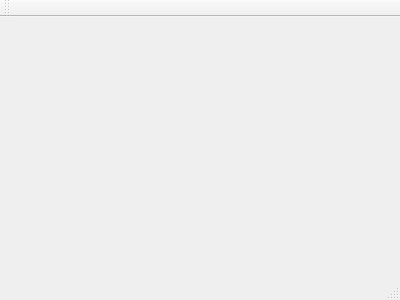
Above: day09/smarthome_app/mainwindow.ui from Chris-hyx/mysmarthome before the change. Below: the same form after it.
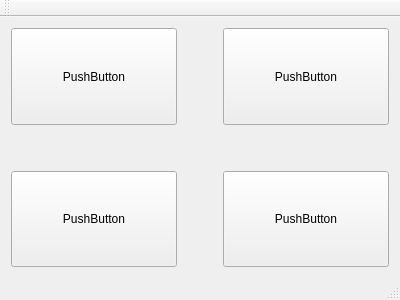
That is the form after the change.

What changed in the file:
```diff
--- a/day09/smarthome_app/mainwindow.ui
+++ b/day09/smarthome_app/mainwindow.ui
@@ -12,13 +12,139 @@
   <property name="windowTitle" >
    <string>MainWindow</string>
   </property>
-  <widget class="QMenuBar" name="menuBar" />
-  <widget class="QToolBar" name="mainToolBar" />
-  <widget class="QWidget" name="centralWidget" />
-  <widget class="QStatusBar" name="statusBar" />
+  <widget class="QWidget" name="centralWidget">
+   <layout class="QVBoxLayout" name="verticalLayout">
+    <item>
+     <layout class="QHBoxLayout" name="horizontalLayout">
+      <item>
+       <widget class="QPushButton" name="pushButton">
+        <property name="sizePolicy">
+         <sizepolicy hsizetype="Preferred" vsizetype="Preferred">
+          <horstretch>0</horstretch>
+          <verstretch>0</verstretch>
+         </sizepolicy>
+        </property>
+        <property name="text">
+         <string>PushButton</string>
+        </property>
+       </widget>
+      </item>
+      <item>
+       <spacer name="horizontalSpacer">
+        <property name="orientation">
+         <enum>Qt::Horizontal</enum>
+        </property>
+        <property name="sizeType">
+         <enum>QSizePolicy::Preferred</enum>
+        </property>
+        <property name="sizeHint" stdset="0">
+         <size>
+          <width>40</width>
+          <height>20</height>
+         </size>
+        </property>
+       </spacer>
+      </item>
+      <item>
+       <widget class="QPushButton" name="pushButton_2">
+        <property name="sizePolicy">
+         <sizepolicy hsizetype="Preferred" vsizetype="Preferred">
+          <horstretch>0</horstretch>
+          <verstretch>0</verstretch>
+         </sizepolicy>
+        </property>
+        <property name="text">
+         <string>PushButton</string>
+        </property>
+       </widget>
+      </item>
+     </layout>
+    </item>
+    <item>
+     <spacer name="verticalSpacer">
+      <property name="orientation">
+       <enum>Qt::Vertical</enum>
+      </property>
+      <property name="sizeType">
+       <enum>QSizePolicy::Preferred</enum>
+      </property>
+      <property name="sizeHint" stdset="0">
+       <size>
+        <width>20</width>
+        <height>40</height>
+       </size>
+      </property>
+     </spacer>
+    </item>
+    <item>
+     <layout class="QHBoxLayout" name="horizontalLayout_2">
+      <item>
+       <widget class="QPushButton" name="pushButton_3">
+        <property name="sizePolicy">
+         <sizepolicy hsizetype="Preferred" vsizetype="Preferred">
+          <horstretch>0</horstretch>
+          <verstretch>0</verstretch>
+         </sizepolicy>
+        </property>
+        <property name="text">
+         <string>PushButton</string>
+        </property>
+       </widget>
+      </item>
+      <item>
+       <spacer name="horizontalSpacer_2">
+        <property name="orientation">
+         <enum>Qt::Horizontal</enum>
+        </property>
+        <property name="sizeType">
+         <enum>QSizePolicy::Preferred</enum>
+        </property>
+        <property name="sizeHint" stdset="0">
+         <size>
+          <width>40</width>
+          <height>20</height>
+         </size>
+        </property>
+       </spacer>
+      </item>
+      <item>
+       <widget class="QPushButton" name="pushButton_4">
+        <property name="sizePolicy">
+         <sizepolicy hsizetype="Preferred" vsizetype="Preferred">
+          <horstretch>0</horstretch>
+          <verstretch>0</verstretch>
+         </sizepolicy>
+        </property>
+        <property name="text">
+         <string>PushButton</string>
+        </property>
+       </widget>
+      </item>
+     </layout>
+    </item>
+   </layout>
+  </widget>
+  <widget class="QMenuBar" name="menuBar">
+   <property name="geometry">
+    <rect>
+     <x>0</x>
+     <y>0</y>
+     <width>400</width>
+     <height>17</height>
+    </rect>
+   </property>
+  </widget>
+  <widget class="QToolBar" name="mainToolBar">
+   <attribute name="toolBarArea">
+    <enum>TopToolBarArea</enum>
+   </attribute>
+   <attribute name="toolBarBreak">
+    <bool>false</bool>
+   </attribute>
+  </widget>
+  <widget class="QStatusBar" name="statusBar"/>
  </widget>
- <layoutDefault spacing="6" margin="11" />
- <pixmapfunction></pixmapfunction>
+ <layoutdefault spacing="6" margin="11"/>
  <resources/>
  <connections/>
 </ui>
```
Left out of the diff: 7 changed lines with no effect on the pictures.
